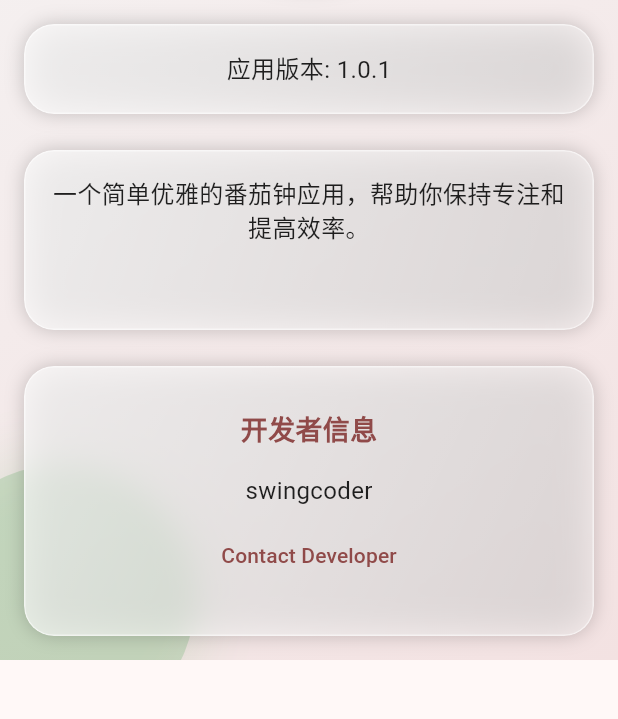
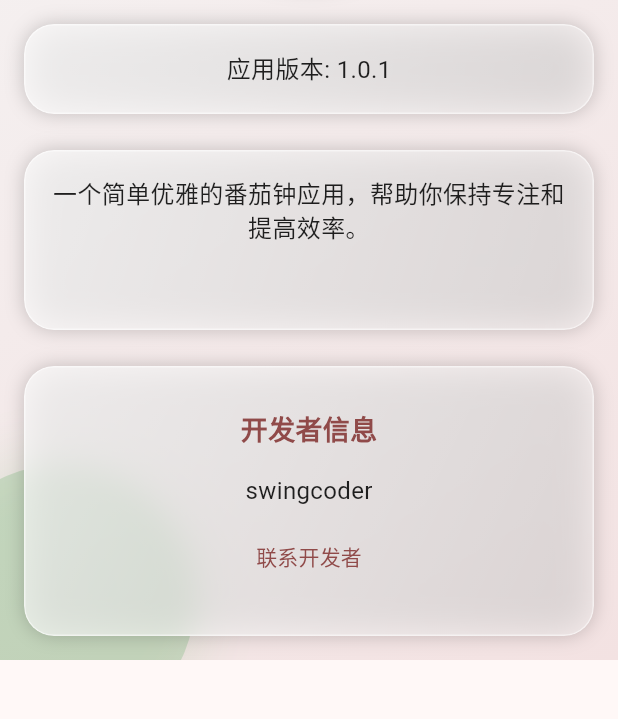
Before and after one commit to 350050183/tommato_timer, a Flutter app: the AboutScreen screen opened by its route, on a phone screen of 412 x 824 dp, the part 420-1139 px from its top. Run offline on Flutter 3.47's test engine with Material 3 defaults, Android fonts, the light colour scheme and no system bars; our stand-ins replace audioplayers, flutter_local_notifications, shared_preferences, vibration, webview_flutter; missing offline and left inert: model_viewer_plus, webview_flutter_android, webview_flutter_wkwebview; accounts and stored records are empty.

Commit message:
appstore submitted version

```diff
--- a/lib/main.dart
+++ b/lib/main.dart
@@ -24,7 +24,7 @@ void main() async {
     }
   }
 
-  final settings = Settings(
+  const settings = Settings(
     isDarkMode: false,
     notificationsEnabled: true,
     vibrationEnabled: true,
--- a/lib/models/settings.dart
+++ b/lib/models/settings.dart
@@ -71,7 +71,7 @@ class Settings {
 }
 
 class SettingsModel extends ChangeNotifier {
-  Settings _settings = Settings(
+  Settings _settings = const Settings(
     isDarkMode: false,
     notificationsEnabled: true,
     vibrationEnabled: true,
@@ -149,9 +149,7 @@ class SettingsModel extends ChangeNotifier {
   }
 
   Future<void> saveSettings() async {
-    if (_prefs == null) {
-      _prefs = await SharedPreferences.getInstance();
-    }
+    _prefs ??= await SharedPreferences.getInstance();
     await _prefs?.setString(
       'settings',
       json.encode(_settings.toJson()),
--- a/lib/screens/about_screen.dart
+++ b/lib/screens/about_screen.dart
@@ -232,7 +232,7 @@ class AboutScreen extends StatelessWidget {
                           }
                         },
                         child: Text(
-                          'Contact Developer',
+                          l10n.contactDeveloper,
                           style: TextStyle(
                             color: Theme.of(context).primaryColor,
                           ),
--- a/lib/screens/history_screen.dart
+++ b/lib/screens/history_screen.dart
@@ -81,7 +81,7 @@ class HistoryScreen extends StatelessWidget {
                           ),
                         ),
                         title: Text(l10n.clearHistory),
-                        content: Text('确定要清空所有历史记录吗？'),
+                        content: const Text('确定要清空所有历史记录吗？'),
                         actions: [
                           TextButton(
                             onPressed: () => Navigator.pop(context),
--- a/lib/screens/settings_screen.dart
+++ b/lib/screens/settings_screen.dart
@@ -63,7 +63,7 @@ class SettingsScreen extends StatelessWidget {
                           settings.vibrationEnabled,
                           (value) => settingsModel.setVibrationEnabled(value),
                         ),
-                      ],
+                      ],j
                     ),
                     const SizedBox(height: 16),
                     _buildSection(
--- a/lib/screens/timer_screen.dart
+++ b/lib/screens/timer_screen.dart
@@ -149,7 +149,7 @@ class _TimerScreenState extends State<TimerScreen> {
                   mainAxisAlignment: MainAxisAlignment.center,
                   children: [
                     // 3D模型和时间显示
-                    Expanded(child: TimerDisplay()),
+                    const Expanded(child: TimerDisplay()),
                     // 控制按钮
                     Padding(
                       padding: const EdgeInsets.all(16.0),
```
Also changed, not shown: lib/models/timer_model.dart (+4 -4 lines), 1 other file.
